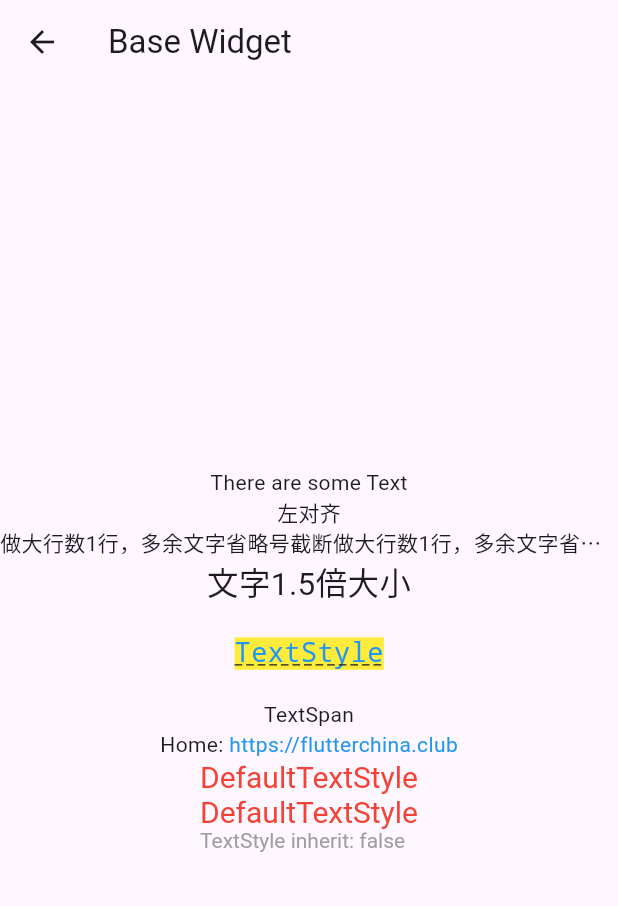
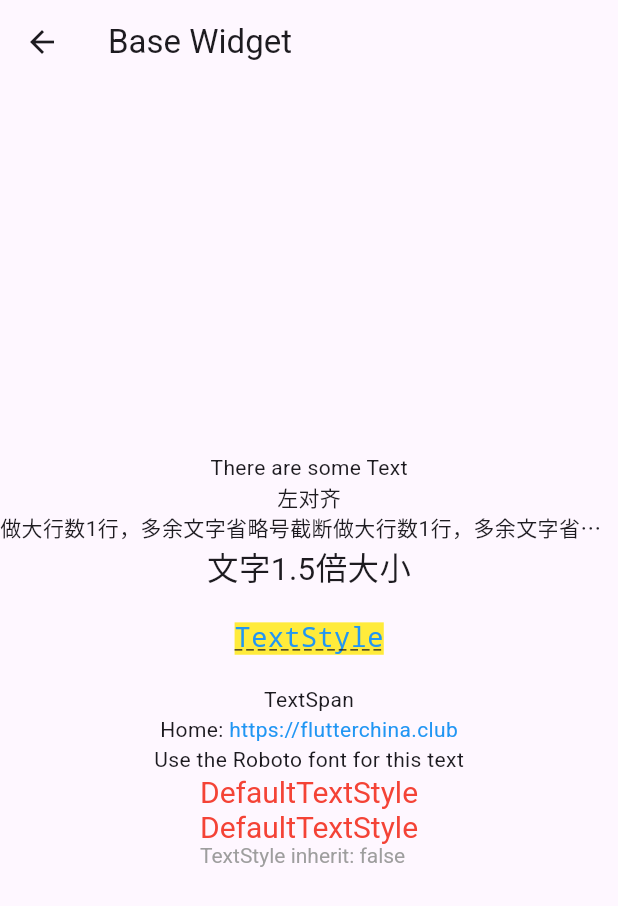
Before and after one commit to KuAi1995/flutterfl, a Flutter app: the BaseWidget screen opened directly, on a phone screen of 412 x 824 dp. Shown: the top 906 px of the screen. Run offline on Flutter 3.47's test engine with Material 3 defaults, Android fonts, the phone set to English and light mode, and no system bars.

Commit message:
add Roboto font

```diff
--- a/lib/base_widget.dart
+++ b/lib/base_widget.dart
@@ -2,6 +2,10 @@ import 'package:flutter/material.dart';
 
 class BaseWidget extends StatelessWidget {
   const BaseWidget({super.key});
+  // 声明文本样式
+  static const textStyle = const TextStyle(
+    fontFamily: 'Roboto',
+  );
 
   @override
   Widget build(BuildContext context) {
@@ -50,6 +54,10 @@ class BaseWidget extends StatelessWidget {
                   ),
                 ]
             )),
+            Text(
+              "Use the Roboto font for this text",
+              style: textStyle,
+            ),
         DefaultTextStyle(
           //1.设置文本默认样式
           style: TextStyle(
```
Also changed, not shown: pubspec.yaml (+7 -0 lines), assets/fonts/Roboto-Italic-VariableFont_wdth,wght.ttf (added), assets/fonts/Roboto-VariableFont_wdth,wght.ttf (added), 3 other files.
